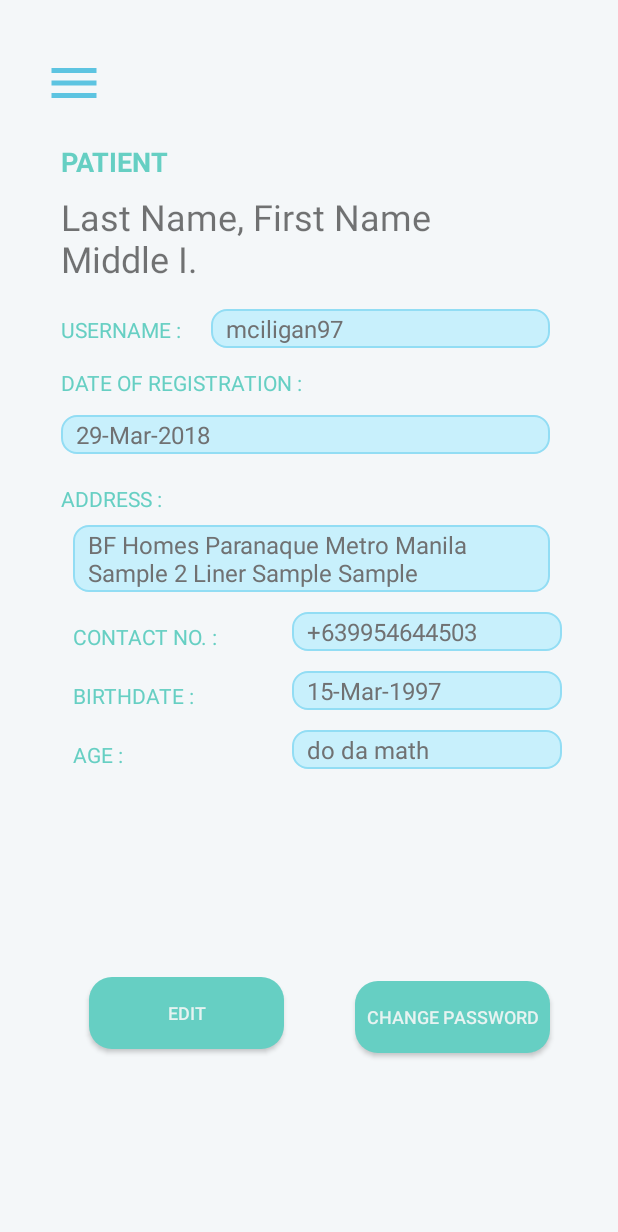
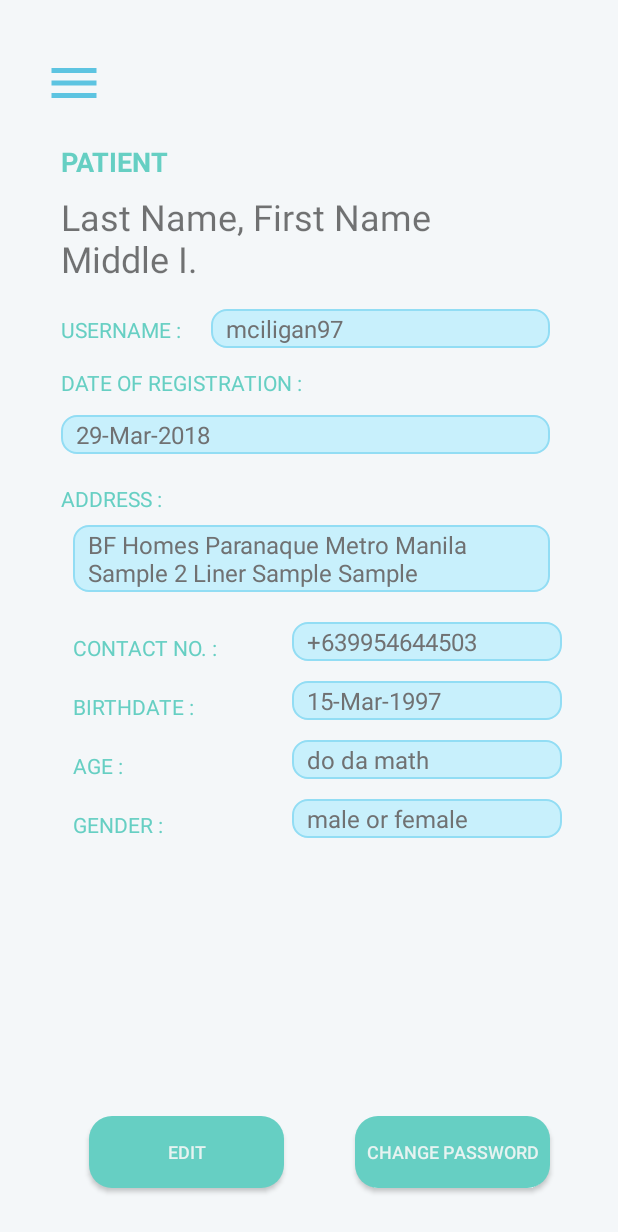
Before and after one commit to mfrostf/XHale_Git, an Android app: the AcctSettings screen opened directly, with no data from a screen before it, on a phone screen of 412 x 824 dp. Shown: the top 1232 px of the screen. Run offline under Robolectric (Android 15) with nearby library versions, the phone set to English and light mode, and no system bars.

Commit message:
fixed more layouts

```diff
--- a/app/src/main/res/layout/activity_acctsettings.xml
+++ b/app/src/main/res/layout/activity_acctsettings.xml
@@ -53,18 +53,16 @@
         android:id="@+id/btnChangePass"
         android:layout_width="130dp"
         android:layout_height="wrap_content"
-        android:layout_marginTop="35dp"
         android:layout_marginEnd="8dp"
         android:layout_marginRight="8dp"
-        android:layout_marginBottom="16dp"
+        android:layout_marginBottom="32dp"
         android:background="@drawable/greenbtn"
         android:onClick="cmdChangePassword"
         android:text="Change Password"
         android:textColor="@color/lightGrey"
         android:textSize="12sp"
         app:layout_constraintBottom_toBottomOf="parent"
-        app:layout_constraintEnd_toEndOf="@+id/guideline5"
-        app:layout_constraintTop_toBottomOf="@+id/txtAge" />
+        app:layout_constraintEnd_toEndOf="@+id/guideline5" />
 
     <Button
         android:id="@+id/btnUpdateInfo"
@@ -72,20 +70,17 @@
         android:layout_height="wrap_content"
         android:layout_marginStart="3dp"
         android:layout_marginLeft="3dp"
-        android:layout_marginTop="35dp"
         android:layout_marginEnd="32dp"
         android:layout_marginRight="32dp"
-        android:layout_marginBottom="16dp"
+        android:layout_marginBottom="32dp"
         android:background="@drawable/greenbtn"
+        android:onClick="cmdEdit"
         android:text="Edit"
         android:textColor="@color/lightGrey"
-        android:onClick="cmdEdit"
         android:textSize="12sp"
         app:layout_constraintBottom_toBottomOf="parent"
         app:layout_constraintEnd_toStartOf="@+id/btnChangePass"
-        app:layout_constraintStart_toStartOf="@+id/guideline4"
-        app:layout_constraintTop_toBottomOf="@+id/txtAge"
-        app:layout_constraintVertical_bias="0.488" />
+        app:layout_constraintStart_toStartOf="@+id/guideline4" />
 
     <TextView
         android:id="@+id/dor"
@@ -117,7 +112,7 @@
 
     <TextView
         android:id="@+id/age"
-        android:layout_width="0dp"
+        android:layout_width="wrap_content"
         android:layout_height="wrap_content"
         android:layout_marginStart="8dp"
         android:layout_marginLeft="8dp"
@@ -130,8 +125,22 @@
         app:layout_constraintTop_toBottomOf="@+id/birthdate" />
 
     <TextView
+        android:id="@+id/age2"
+        android:layout_width="wrap_content"
+        android:layout_height="wrap_content"
+        android:layout_marginStart="8dp"
+        android:layout_marginLeft="8dp"
+        android:layout_marginTop="20dp"
+        android:text="Gender :"
+        android:textAllCaps="true"
+        android:textColor="@color/blueGreen"
+        android:textSize="14sp"
+        app:layout_constraintStart_toStartOf="@+id/guideline4"
+        app:layout_constraintTop_toBottomOf="@+id/age" />
+
+    <TextView
         android:id="@+id/birthdate"
-        android:layout_width="0dp"
+        android:layout_width="wrap_content"
         android:layout_height="wrap_content"
         android:layout_marginStart="8dp"
         android:layout_marginLeft="8dp"
@@ -145,11 +154,11 @@
 
     <TextView
         android:id="@+id/contactno"
-        android:layout_width="0dp"
+        android:layout_width="wrap_content"
         android:layout_height="wrap_content"
         android:layout_marginStart="8dp"
         android:layout_marginLeft="8dp"
-        android:layout_marginTop="20dp"
+        android:layout_marginTop="27dp"
         android:text="Contact No. :"
         android:textAllCaps="true"
         android:textColor="@color/blueGreen"
@@ -270,6 +279,25 @@
         app:layout_constraintTop_toBottomOf="@+id/txtBday" />
 
     <EditText
+        android:id="@+id/txtGender"
+        android:layout_width="180dp"
+        android:layout_height="26dp"
+        android:layout_marginTop="13dp"
+        android:background="@drawable/transparentboxw"
+        android:ems="10"
+        android:focusable="true"
+        android:inputType="text"
+        android:paddingLeft="10dp"
+        android:paddingTop="2dp"
+        android:paddingRight="10dp"
+        android:paddingBottom="2dp"
+        android:text="male or female"
+        android:textColor="@color/darkGrey"
+        android:textSize="16sp"
+        app:layout_constraintEnd_toEndOf="@+id/guideline5"
+        app:layout_constraintTop_toBottomOf="@+id/txtAge" />
+
+    <EditText
         android:id="@+id/txtBday"
         android:layout_width="180dp"
         android:layout_height="26dp"
@@ -292,7 +320,7 @@
         android:id="@+id/txtContact"
         android:layout_width="180dp"
         android:layout_height="26dp"
-        android:layout_marginTop="13dp"
+        android:layout_marginTop="20dp"
         android:background="@drawable/transparentboxw"
         android:ems="10"
         android:focusable="true"
--- a/app/src/main/res/layout/activity_doctorsettings.xml
+++ b/app/src/main/res/layout/activity_doctorsettings.xml
@@ -88,7 +88,7 @@
 
     <TextView
         android:id="@+id/dor"
-        android:layout_width="0dp"
+        android:layout_width="wrap_content"
         android:layout_height="wrap_content"
         android:layout_marginStart="8dp"
         android:layout_marginLeft="8dp"
@@ -106,7 +106,7 @@
 
     <TextView
         android:id="@+id/age"
-        android:layout_width="0dp"
+        android:layout_width="wrap_content"
         android:layout_height="wrap_content"
         android:layout_marginStart="8dp"
         android:layout_marginLeft="8dp"
@@ -120,7 +120,7 @@
 
     <TextView
         android:id="@+id/birthdate"
-        android:layout_width="0dp"
+        android:layout_width="wrap_content"
         android:layout_height="wrap_content"
         android:layout_marginStart="8dp"
         android:layout_marginLeft="8dp"
@@ -134,11 +134,11 @@
 
     <TextView
         android:id="@+id/contactno"
-        android:layout_width="0dp"
+        android:layout_width="wrap_content"
         android:layout_height="wrap_content"
         android:layout_marginStart="8dp"
         android:layout_marginLeft="8dp"
-        android:layout_marginTop="27dp"
+        android:layout_marginTop="28dp"
         android:text="Contact No. :"
         android:textAllCaps="true"
         android:textColor="@color/blueGreen"
```
